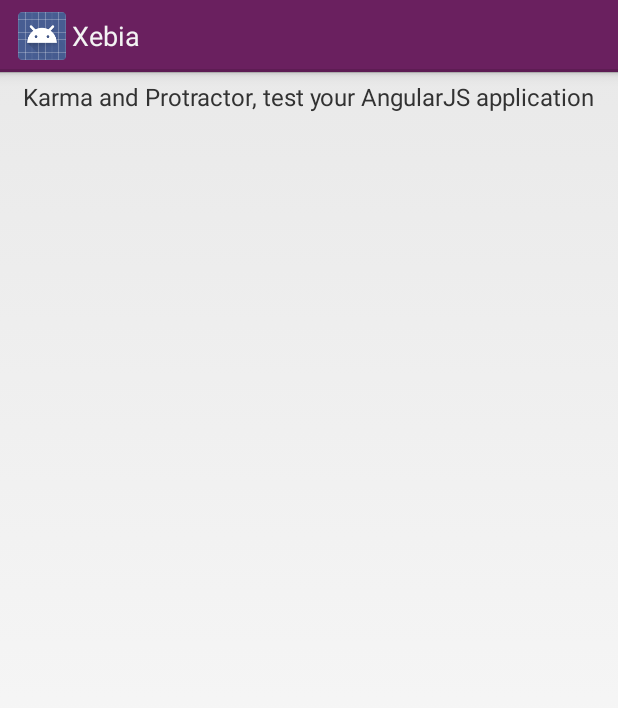
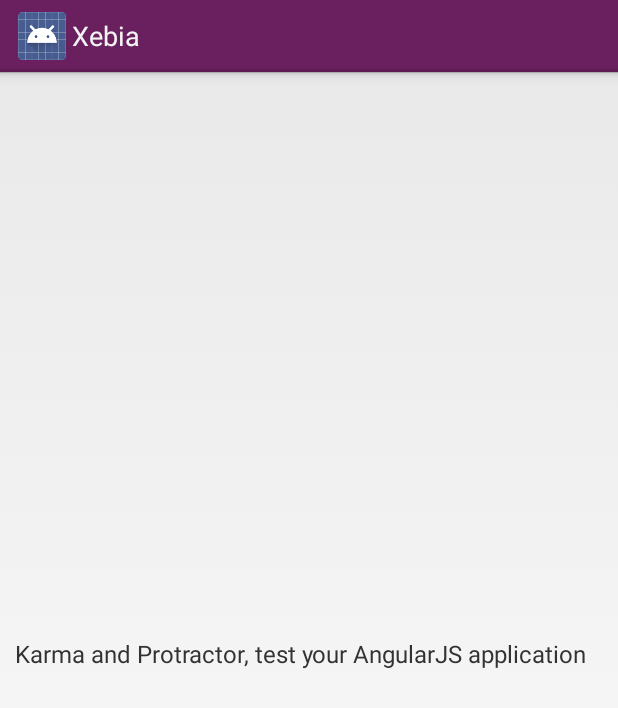
Before and after one commit to waffle-iron/conference-companion, an Android app: the layout track_item_view.xml on its own in the app's theme, with its tools: preview values and no code run, on a phone screen of 412 x 824 dp. Shown: the top 708 px of the screen. Run offline under Robolectric (Android 15) with nearby library versions, the phone set to English and light mode, and no system bars.

Commit message:
Add custom color for track

```diff
--- a/conference-companion-app/src/main/java/fr/xebia/conference/companion/ui/schedule/ScheduleItemView.java
+++ b/conference-companion-app/src/main/java/fr/xebia/conference/companion/ui/schedule/ScheduleItemView.java
@@ -7,14 +7,14 @@ import android.graphics.drawable.Drawable;
 import android.text.Html;
 import android.util.AttributeSet;
 import android.view.View;
-import android.widget.LinearLayout;
+import android.widget.RelativeLayout;
 import android.widget.TextView;
 import butterknife.ButterKnife;
 import butterknife.InjectView;
 import fr.xebia.conference.companion.R;
 import fr.xebia.conference.companion.model.Talk;
 
-public class ScheduleItemView extends LinearLayout {
+public class ScheduleItemView extends RelativeLayout {
 
     @InjectView(R.id.schedule_text) TextView mText;
     @InjectView(R.id.schedule_color) View mColor;
--- a/conference-companion-app/src/main/java/fr/xebia/conference/companion/ui/talk/track/TrackFragment.java
+++ b/conference-companion-app/src/main/java/fr/xebia/conference/companion/ui/talk/track/TrackFragment.java
@@ -4,6 +4,7 @@ import android.app.ActionBar;
 import android.app.ListFragment;
 import android.content.Intent;
 import android.os.Bundle;
+import android.util.TypedValue;
 import android.view.View;
 import android.widget.AdapterView;
 import fr.xebia.conference.companion.R;
@@ -25,7 +26,8 @@ public class TrackFragment extends ListFragment implements ManyQuery.ResultHandl
     @Override
     public void onViewCreated(View view, Bundle savedInstanceState) {
         super.onViewCreated(view, savedInstanceState);
-
+        int defaultPadding = Math.round(TypedValue.applyDimension(TypedValue.COMPLEX_UNIT_DIP, 10, getResources().getDisplayMetrics()));
+        getListView().setPadding(defaultPadding, 0, defaultPadding, defaultPadding);
         getListView().setOnItemClickListener(new AdapterView.OnItemClickListener() {
             @Override
             public void onItemClick(AdapterView<?> parent, View view, int position, long id) {
@@ -41,7 +43,7 @@ public class TrackFragment extends ListFragment implements ManyQuery.ResultHandl
         if (mTracks != null) {
             setListAdapter(new TrackAdapter(getActivity(), R.layout.track_item_view, mTracks));
         } else {
-            Query.many(Track.class, "SELECT track, COUNT(*) as count FROM Talks GROUP BY track ORDER BY track ASC",
+            Query.many(Track.class, "SELECT track, color, COUNT(*) as count FROM Talks GROUP BY track ORDER BY track ASC",
                     null).getAsync(getLoaderManager(), this);
 
         }
--- a/conference-companion-app/src/main/java/fr/xebia/conference/companion/ui/talk/track/TrackItemView.java
+++ b/conference-companion-app/src/main/java/fr/xebia/conference/companion/ui/talk/track/TrackItemView.java
@@ -7,14 +7,14 @@ import android.graphics.drawable.Drawable;
 import android.text.Html;
 import android.util.AttributeSet;
 import android.view.View;
-import android.widget.LinearLayout;
+import android.widget.RelativeLayout;
 import android.widget.TextView;
 import butterknife.ButterKnife;
 import butterknife.InjectView;
 import fr.xebia.conference.companion.R;
 import fr.xebia.conference.companion.model.Track;
 
-public class TrackItemView extends LinearLayout {
+public class TrackItemView extends RelativeLayout {
 
     @InjectView(R.id.track_category_text) TextView mText;
     @InjectView(R.id.track_category_color) View mColor;
--- a/conference-companion-app/src/main/res/layout/schedule_fragment.xml
+++ b/conference-companion-app/src/main/res/layout/schedule_fragment.xml
@@ -19,5 +19,7 @@
             android:clipToPadding="false"
             android:scrollbarStyle="outsideOverlay"
             android:overScrollMode="never"
-            android:drawSelectorOnTop="true"/>
+            android:drawSelectorOnTop="true"
+            android:paddingLeft="10dp"
+            android:paddingRight="10dp"/>
 </FrameLayout>
--- a/conference-companion-app/src/main/res/layout/track_item_view.xml
+++ b/conference-companion-app/src/main/res/layout/track_item_view.xml
@@ -3,19 +3,21 @@
 <fr.xebia.conference.companion.ui.talk.track.TrackItemView
         xmlns:android="http://schemas.android.com/apk/res/android"
         xmlns:tools="http://schemas.android.com/tools"
-        android:orientation="horizontal"
         android:layout_width="match_parent"
         android:layout_height="match_parent">
 
     <View
             android:id="@+id/track_category_color"
-            android:layout_width="5dp"
-            android:layout_height="match_parent"/>
+            android:layout_alignParentTop="true"
+            android:layout_alignParentLeft="true"
+            android:layout_width="40dp"
+            android:layout_height="4dp"/>
 
     <TextView
             android:id="@+id/track_category_text"
             android:layout_width="match_parent"
             android:layout_height="wrap_content"
+            android:layout_centerVertical="true"
             android:textSize="16sp"
             android:drawablePadding="10dp"
             android:paddingTop="5dp"
@@ -23,6 +25,6 @@
             android:paddingLeft="10dp"
             android:paddingRight="5dp"
             android:lineSpacingExtra="4dp"
-            android:gravity="center_vertical"
             tools:text="Karma and Protractor, test your AngularJS application"/>
+
 </fr.xebia.conference.companion.ui.talk.track.TrackItemView>
```
Also changed, not shown: conference-companion-app/src/main/res/layout/schedule_item_view.xml (+5 -4 lines).
